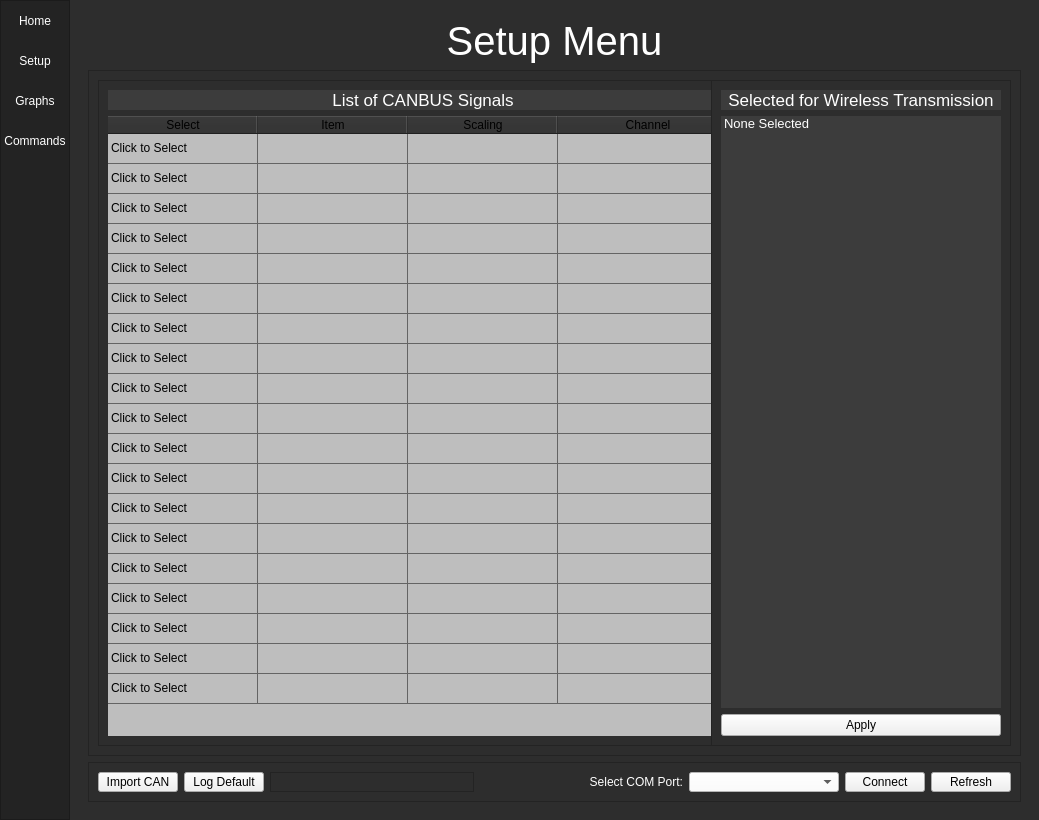
First picture: the form in TelemetryViewer/ui_main.ui, repository UBCO-Motorsports/WirelessTelemetryCapstone, before the edit.
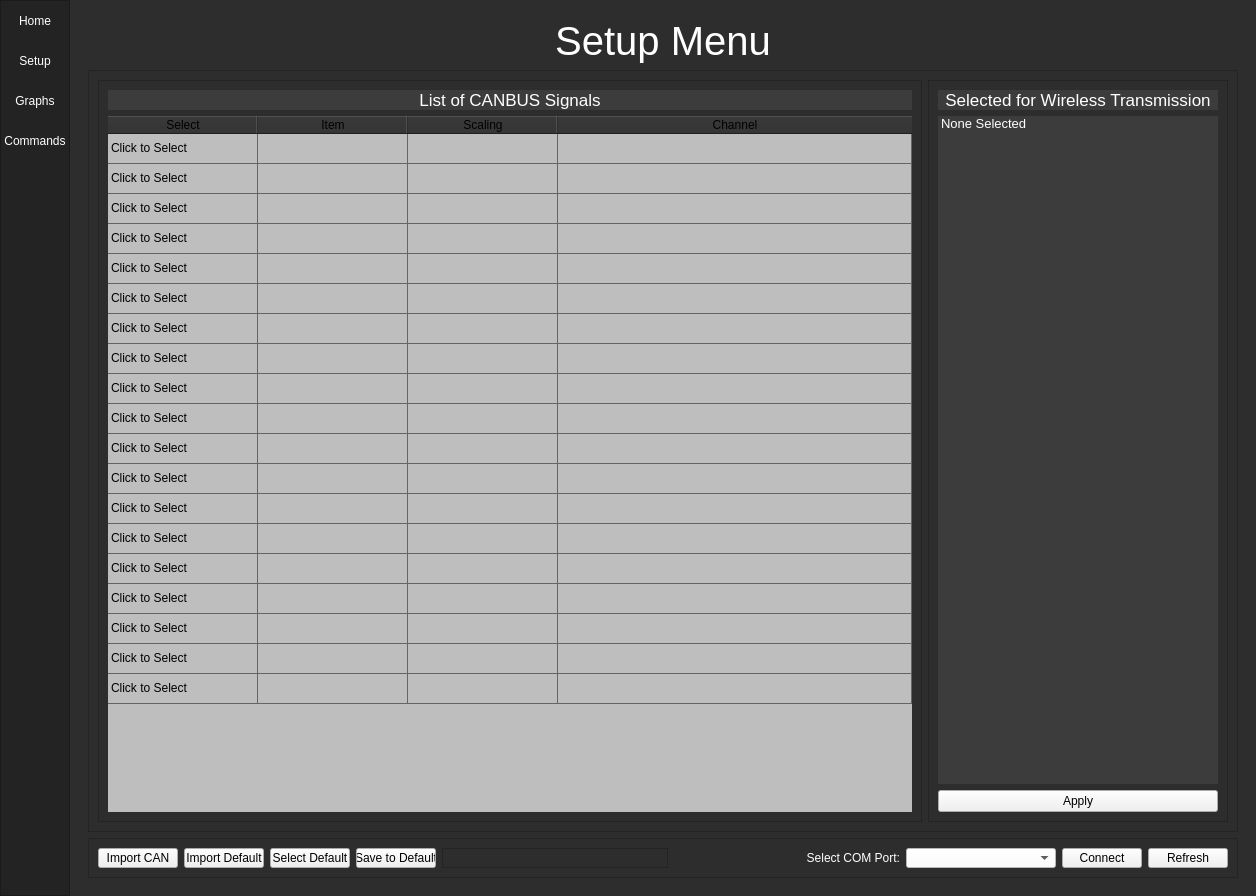
Second picture: the form after the edit. The open tabs and pages were chosen to show the change. Icons and pictures are not drawn.

Commit message: import and save default list items in setup

Diff of the .ui file:
```diff
--- a/TelemetryViewer/ui_main.ui
+++ b/TelemetryViewer/ui_main.ui
@@ -6,8 +6,8 @@
    <rect>
     <x>0</x>
     <y>0</y>
-    <width>1039</width>
-    <height>820</height>
+    <width>1256</width>
+    <height>896</height>
    </rect>
   </property>
   <property name="minimumSize">
@@ -987,7 +987,55 @@
 }</string>
                    </property>
                    <property name="text">
-                    <string>Log Default</string>
+                    <string>Import Default</string>
+                   </property>
+                  </widget>
+                 </item>
+                 <item>
+                  <widget class="QPushButton" name="pushButton_3">
+                   <property name="maximumSize">
+                    <size>
+                     <width>80</width>
+                     <height>16777215</height>
+                    </size>
+                   </property>
+                   <property name="styleSheet">
+                    <string notr="true">QPushButton {
+	color: rgb(0, 0, 0);
+	border-color: rgb(240, 240, 240);
+	background-color: rgb(240, 240, 240);
+
+}
+QPushButton:hover {
+	background-color: rgb(85, 170, 255);
+}</string>
+                   </property>
+                   <property name="text">
+                    <string>Select Default</string>
+                   </property>
+                  </widget>
+                 </item>
+                 <item>
+                  <widget class="QPushButton" name="savetodefault">
+                   <property name="maximumSize">
+                    <size>
+                     <width>80</width>
+                     <height>16777215</height>
+                    </size>
+                   </property>
+                   <property name="styleSheet">
+                    <string notr="true">QPushButton {
+	color: rgb(0, 0, 0);
+	border-color: rgb(240, 240, 240);
+	background-color: rgb(240, 240, 240);
+
+}
+QPushButton:hover {
+	background-color: rgb(85, 170, 255);
+}</string>
+                   </property>
+                   <property name="text">
+                    <string>Save to Default</string>
                    </property>
                   </widget>
                  </item>
```
Left out of the diff: 17 changed lines with no effect on the pictures. The commit also changes 4 other files.
